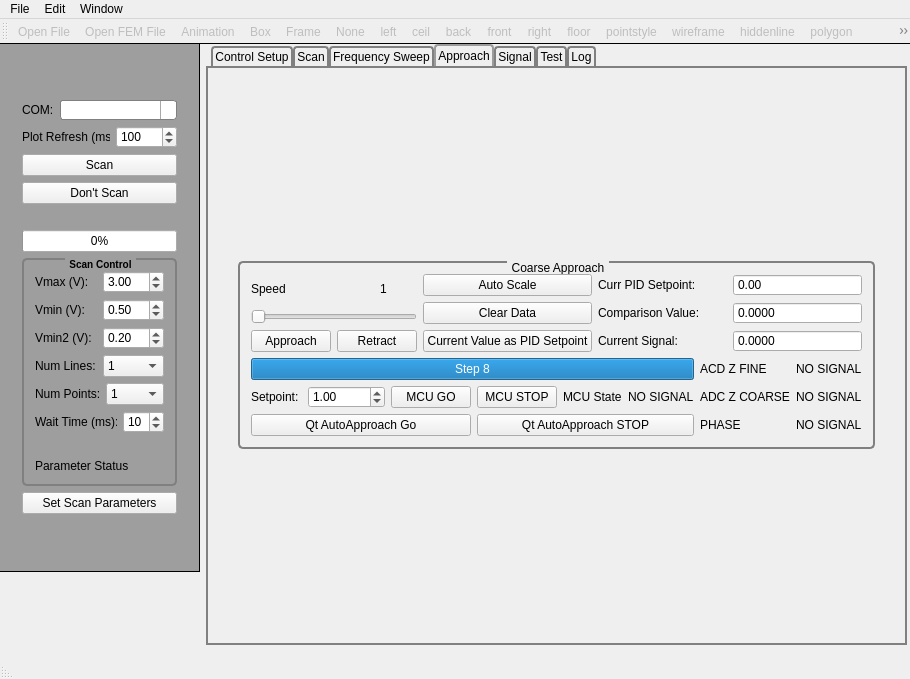
Before: the Qt Designer form gui/mainwindow.ui in neil-sarkar/AFM-CLIENT, drawn with Qt 5.
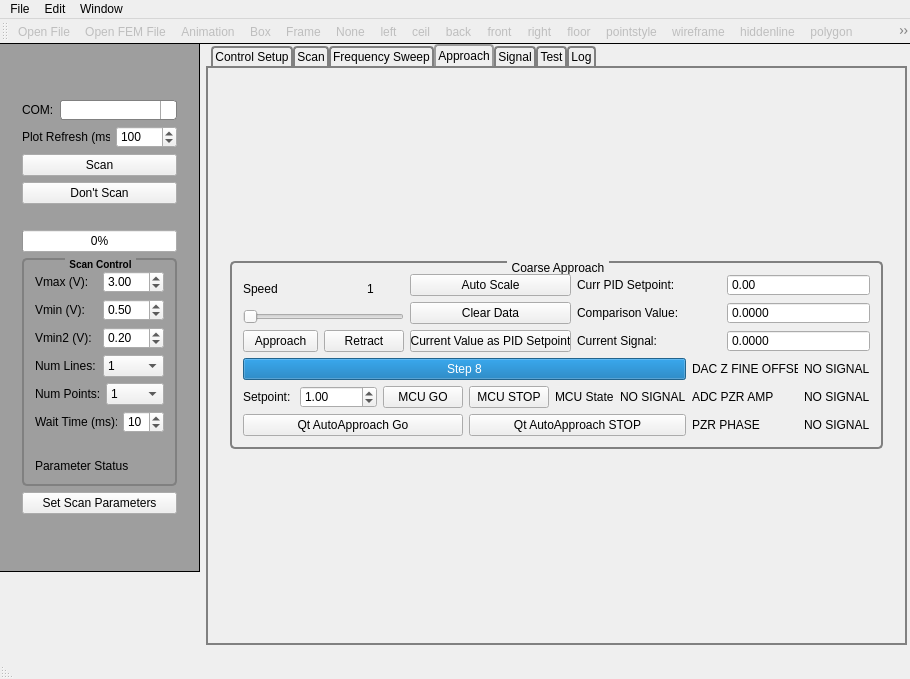
After: the same form once the commit is applied. Icons and pictures are not drawn.

What changed in the file:
```diff
--- a/gui/mainwindow.ui
+++ b/gui/mainwindow.ui
@@ -1937,7 +1937,7 @@
                   <item row="0" column="6">
                    <widget class="QLabel" name="label_appr_phase_2">
                     <property name="text">
-                     <string>ACD Z FINE</string>
+                     <string>DAC Z FINE OFFSET</string>
                     </property>
                    </widget>
                   </item>
@@ -1958,7 +1958,7 @@
                   <item row="1" column="6">
                    <widget class="QLabel" name="label_29">
                     <property name="text">
-                     <string>ADC Z COARSE</string>
+                     <string>ADC PZR AMP</string>
                     </property>
                    </widget>
                   </item>
@@ -1972,7 +1972,7 @@
                   <item row="3" column="6">
                    <widget class="QLabel" name="label_41">
                     <property name="text">
-                     <string>PHASE</string>
+                     <string>PZR PHASE</string>
                     </property>
                    </widget>
                   </item>
```
